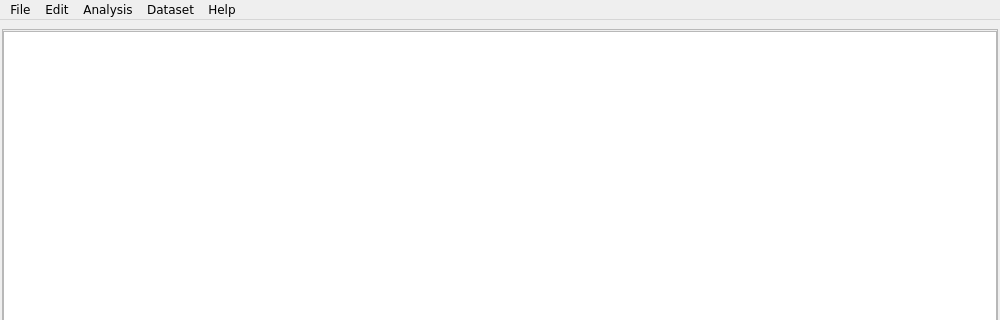
First picture: the form in meta.ui, repository bwallace/OpenMeta-analyst-, before the edit; both pictures show x 0 to 1000 and y 0 to 320 of the 1000 by 618 pixel window.
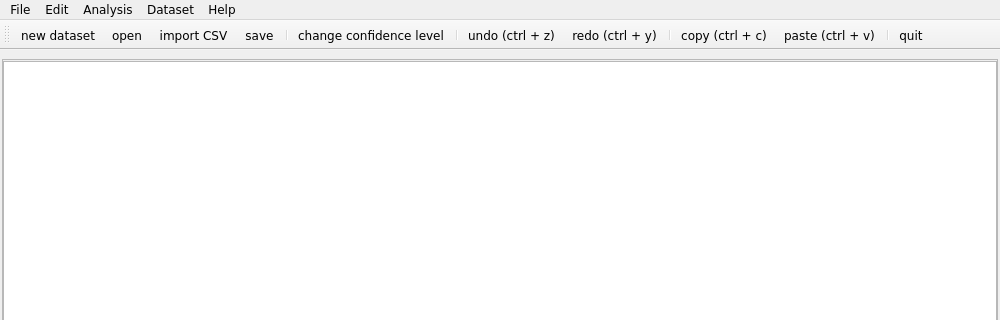
Second picture: the form after the edit. Icons and pictures are not drawn.

The edit to the form file:
```diff
--- a/meta.ui
+++ b/meta.ui
@@ -543,6 +543,31 @@
    <addaction name="menuHelp"/>
   </widget>
   <widget class="QStatusBar" name="statusbar"/>
+  <widget class="QToolBar" name="toolBar">
+   <property name="windowTitle">
+    <string>toolBar</string>
+   </property>
+   <attribute name="toolBarArea">
+    <enum>TopToolBarArea</enum>
+   </attribute>
+   <attribute name="toolBarBreak">
+    <bool>false</bool>
+   </attribute>
+   <addaction name="action_new_dataset"/>
+   <addaction name="action_open"/>
+   <addaction name="action_import_csv"/>
+   <addaction name="action_save"/>
+   <addaction name="separator"/>
+   <addaction name="action_change_conf_level"/>
+   <addaction name="separator"/>
+   <addaction name="action_undo"/>
+   <addaction name="action_redo"/>
+   <addaction name="separator"/>
+   <addaction name="action_copy"/>
+   <addaction name="action_paste"/>
+   <addaction name="separator"/>
+   <addaction name="action_quit"/>
+  </widget>
   <action name="action_save">
    <property name="text">
     <string>save</string>
```
Left out of the diff: 40 changed lines with no effect on the pictures.
